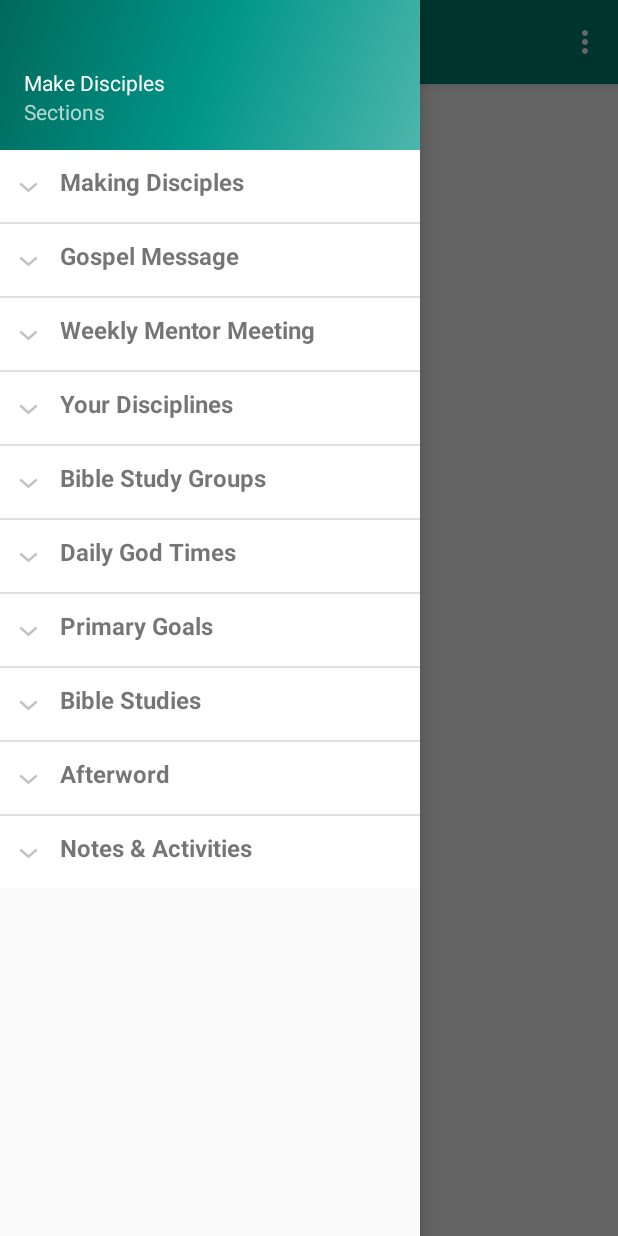
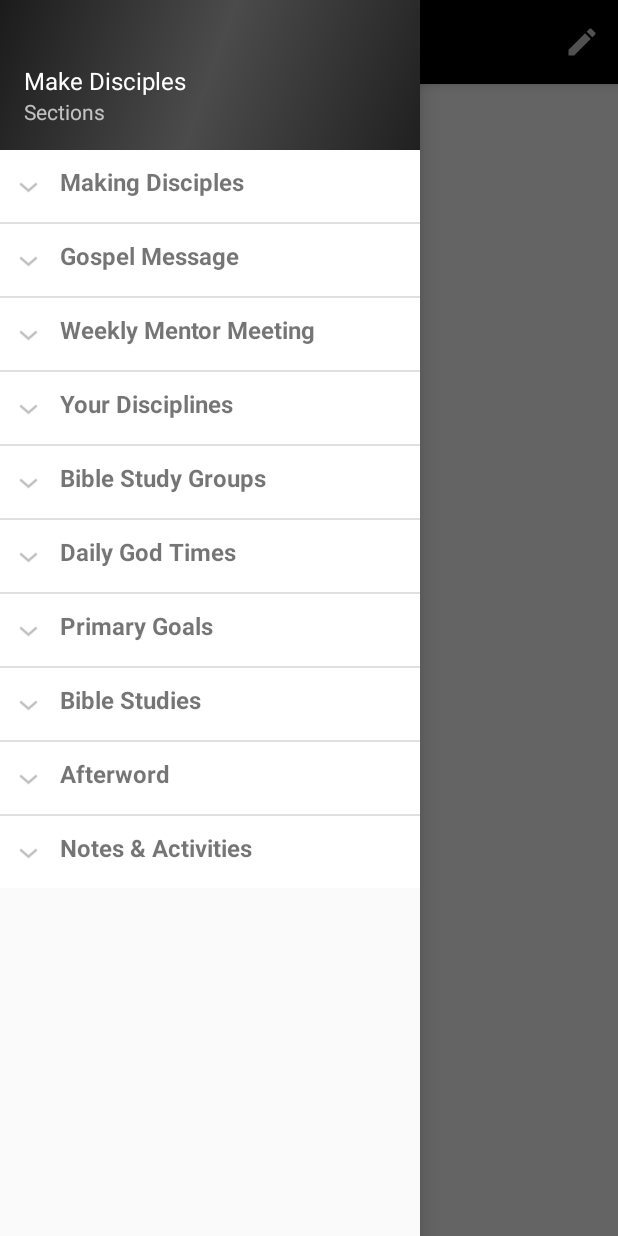
Before and after one commit to CValdezV/MakeDisciples, an Android app: the screen it shows after launch (MainActivity), with the side drawer open, on a phone screen of 412 x 824 dp. Run offline under Robolectric (Android 15) with nearby library versions, the phone set to English and light mode, and no system bars; libraries missing offline, so code that uses them is left out: com.readystatesoftware.sqliteasset; 4 statements that could not run were skipped.

Commit message:
style and note additions
added notes to be taken on pages needs to be refined and some style changes

```diff
--- a/app/src/main/java/edu/cwu/app/makedisciples/MainActivity.java
+++ b/app/src/main/java/edu/cwu/app/makedisciples/MainActivity.java
@@ -364,6 +364,9 @@ public class MainActivity extends AppCompatActivity {
 
         //noinspection SimplifiableIfStatement
         if (id == R.id.action_settings) {
+            EditNote.setTableName("book");
+            Intent intent = new Intent(this, EditNote.class);
+            startActivity(intent);
             return true;
         }
 
--- a/app/src/main/res/drawable/side_nav_bar.xml
+++ b/app/src/main/res/drawable/side_nav_bar.xml
@@ -2,8 +2,8 @@
     android:shape="rectangle">
     <gradient
         android:angle="135"
-        android:centerColor="#009688"
-        android:endColor="#00695C"
-        android:startColor="#4DB6AC"
+        android:centerColor="#4b4b4b"
+        android:endColor="#1b1b1b"
+        android:startColor="#202020"
         android:type="linear" />
 </shape>
--- a/app/src/main/res/layout/content_main.xml
+++ b/app/src/main/res/layout/content_main.xml
@@ -12,10 +12,12 @@
         android:id="@+id/textDisplay"
         android:layout_width="match_parent"
         android:layout_height="match_parent"
-        android:textSize="18dp"
+        android:textSize="18sp"
         app:layout_constraintBottom_toBottomOf="parent"
         app:layout_constraintLeft_toLeftOf="parent"
         app:layout_constraintRight_toRightOf="parent"
-        app:layout_constraintTop_toTopOf="parent" />
+        app:layout_constraintTop_toTopOf="parent"
+        />
+
 
 </android.support.constraint.ConstraintLayout>
--- a/app/src/main/res/layout/nav_header_main.xml
+++ b/app/src/main/res/layout/nav_header_main.xml
@@ -18,6 +18,7 @@
         android:layout_height="wrap_content"
         android:paddingTop="@dimen/nav_header_vertical_spacing"
         android:text="@string/app_name"
+        android:textSize="16dp"
         android:textAppearance="@style/TextAppearance.AppCompat.Body1" />
 
     <TextView
--- a/app/src/main/res/layout/reading_checklist.xml
+++ b/app/src/main/res/layout/reading_checklist.xml
@@ -7,8 +7,8 @@
 
     <ScrollView
         android:id="@+id/scrollView2"
-        android:layout_width="wrap_content"
-        android:layout_height="wrap_content"
+        android:layout_width="match_parent"
+        android:layout_height="match_parent"
         app:layout_constraintStart_toStartOf="parent"
         app:layout_constraintTop_toTopOf="parent">
 
--- a/app/src/main/res/menu/main.xml
+++ b/app/src/main/res/menu/main.xml
@@ -4,6 +4,7 @@
     <item
         android:id="@+id/action_settings"
         android:orderInCategory="100"
-        android:title="@string/action_settings"
-        app:showAsAction="never" />
+        android:icon="@drawable/ic_edit"
+        android:title=""
+        app:showAsAction="ifRoom" />
 </menu>
--- a/app/src/main/res/values/colors.xml
+++ b/app/src/main/res/values/colors.xml
@@ -1,6 +1,6 @@
 <?xml version="1.0" encoding="utf-8"?>
 <resources>
-    <color name="colorPrimary">#008577</color>
-    <color name="colorPrimaryDark">#00574B</color>
+    <color name="colorPrimary">#000000</color>
+    <color name="colorPrimaryDark">#2e2e2e</color>
     <color name="colorAccent">#D81B60</color>
 </resources>
```
Also changed, not shown: app/src/main/res/drawable-hdpi/ic_edit.png (added), app/src/main/res/drawable-mdpi/ic_edit.png (added), app/src/main/res/drawable-xhdpi/ic_edit.png (added), app/src/main/res/drawable-xxhdpi/ic_edit.png (added), app/src/main/res/drawable-xxxhdpi/ic_edit.png (added).
